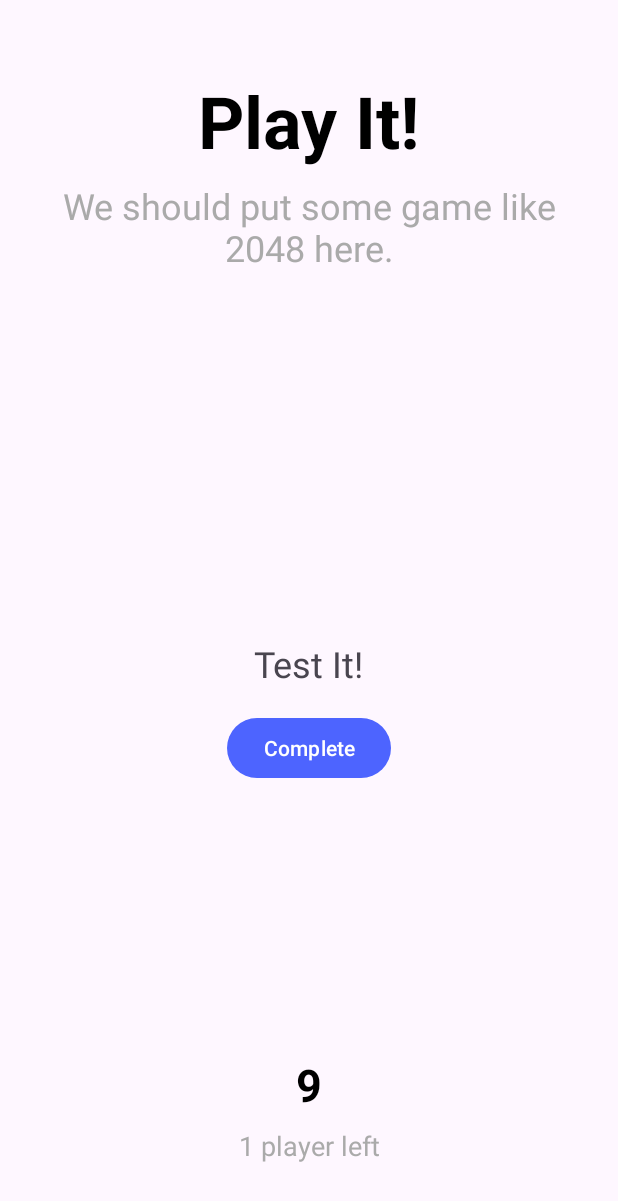
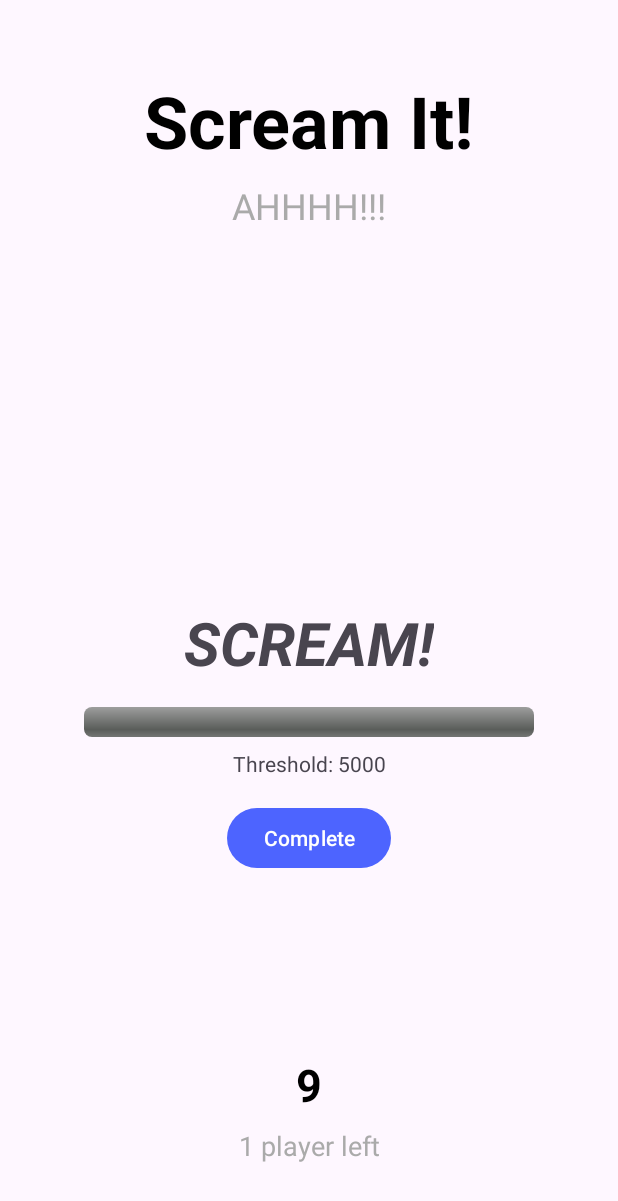
Before and after one commit to thatcherclough/Boppin-It, an Android app: the GameplayActivity screen opened directly, with no data from a screen before it, after a tap on "Complete", on a phone screen of 412 x 824 dp. Shown: the top 1201 px of the screen. Run offline under Robolectric (Android 15) with nearby library versions, the phone set to English and light mode, and no system bars; our stand-ins replace Room's generated code.

Commit message:
added logic to prevent duplicates in solo play and scream it v1

```diff
--- a/app/src/main/java/com/cs407/boppinit/GameplayActivity.kt
+++ b/app/src/main/java/com/cs407/boppinit/GameplayActivity.kt
@@ -45,7 +45,8 @@ class GameplayActivity : AppCompatActivity() {
         playersLeft = numPlayers
         coop = intent.getStringExtra(GameProps.GAME_MODE.name) == GameMode.COOP.name
 
-        updateActivity(BopItActivityRepository.getRandomActivity())
+        val gameMode = if (coop) GameMode.COOP else GameMode.SOLO
+        updateActivity(BopItActivityRepository.getRandomActivity(gameMode))
         updatePlayersLeft(playersLeft)
     }
 
@@ -100,7 +101,8 @@ class GameplayActivity : AppCompatActivity() {
 
     private fun handleTimeUp() {
         if (currentActivity == PassItActivity) {
-            updateActivity(BopItActivityRepository.getRandomActivity())
+            val gameMode = if (coop) GameMode.COOP else GameMode.SOLO
+            updateActivity(BopItActivityRepository.getRandomActivity(gameMode))
         } else {
             if (playersLeft <= 1) {
                 playersLeft = 0
@@ -121,8 +123,6 @@ class GameplayActivity : AppCompatActivity() {
 
                     updateActivity(gameOverActivityInstance)
                 }
-
-
             } else {
                 updateActivity(EliminatedActivity)
             }
@@ -136,16 +136,17 @@ class GameplayActivity : AppCompatActivity() {
 
     private fun handleActivityComplete() {
         currentTimer?.cancel()
+        val gameMode = if (coop) GameMode.COOP else GameMode.SOLO
         if (currentActivity == EliminatedActivity) {
             playersLeft--
             updatePlayersLeft(playersLeft)
-            updateActivity(BopItActivityRepository.getRandomActivity())
+            updateActivity(BopItActivityRepository.getRandomActivity(gameMode))
         } else if (coop) {
             updateScore()
             updateActivity(PassItActivity)
         } else {
             updateScore()
-            updateActivity(BopItActivityRepository.getRandomActivity())
+            updateActivity(BopItActivityRepository.getRandomActivity(gameMode))
         }
     }
 
--- a/app/src/main/java/com/cs407/boppinit/activities/ScreamItActivity.kt
+++ b/app/src/main/java/com/cs407/boppinit/activities/ScreamItActivity.kt
@@ -1,6 +1,10 @@
 package com.cs407.boppinit.activities
 
+import android.media.MediaRecorder
 import android.os.Bundle
+import android.os.Handler
+import android.os.Looper
+import android.util.Log
 import android.view.LayoutInflater
 import android.view.View
 import android.view.ViewGroup
@@ -15,6 +19,11 @@ class ScreamItActivityView(
 ) : Fragment(), BopItActivityView {
     private var _binding: FragmentScreamItBinding? = null
     private val binding get() = _binding!!
+    private var mediaRecorder: MediaRecorder? = null
+    private val handler = Handler(Looper.getMainLooper())
+    private val threshold = 5000 // Adjust this based on testing
+    private var calibrationPeriod = 2000L // 2 seconds
+    private var startTime = 0L
 
     override fun onCreateView(
         inflater: LayoutInflater,
@@ -34,6 +43,7 @@ class ScreamItActivityView(
     override fun onDestroyView() {
         super.onDestroyView()
         _binding = null
+        stopActivity()
     }
 
     override fun initializeView() {
@@ -43,10 +53,59 @@ class ScreamItActivityView(
     }
 
     override fun startActivity() {
-        // Nothing needed - just waiting for button click
+        startMicrophone()
+        handler.postDelayed(checkVolumeRunnable, 100)
     }
 
     override fun stopActivity() {
-        // Nothing needed to clean up
+        stopMicrophone()
+        handler.removeCallbacks(checkVolumeRunnable)
+    }
+
+    private fun startMicrophone() {
+        try {
+            mediaRecorder = MediaRecorder().apply {
+                setAudioSource(MediaRecorder.AudioSource.MIC)
+                setOutputFormat(MediaRecorder.OutputFormat.THREE_GPP)
+                setAudioEncoder(MediaRecorder.AudioEncoder.AMR_NB)
+                setOutputFile("/dev/null")
+                prepare()
+                start()
+            }
+            startTime = System.currentTimeMillis()
+        } catch (e: Exception) {
+            Log.e("ScreamItActivityView", "Error starting MediaRecorder", e)
+        }
+    }
+
+    private fun stopMicrophone() {
+        try {
+            mediaRecorder?.apply {
+                stop()
+                release()
+            }
+        } catch (e: Exception) {
+            Log.e("ScreamItActivityView", "Error stopping MediaRecorder", e)
+        } finally {
+            mediaRecorder = null
+        }
+    }
+
+    private val checkVolumeRunnable = object : Runnable {
+        override fun run() {
+            mediaRecorder?.let {
+                val elapsedTime = System.currentTimeMillis() - startTime
+                if (elapsedTime > calibrationPeriod) {
+                    val maxAmplitude = it.maxAmplitude
+                    binding.volumeProgressBar.progress = maxAmplitude
+                    binding.thresholdText.text = "Current Amplitude: $maxAmplitude"
+                    if (maxAmplitude > threshold) {
+                        onComplete()
+                        return
+                    }
+                }
+                handler.postDelayed(this, 100)
+            }
+        }
     }
 }
--- a/app/src/main/java/com/cs407/boppinit/activities/standard/AllActivities.kt
+++ b/app/src/main/java/com/cs407/boppinit/activities/standard/AllActivities.kt
@@ -174,5 +174,37 @@ object BopItActivityRepository {
         )
     )
 
-    fun getRandomActivity(): BopItActivity = activities.random()
+    private var lastActivity: BopItActivity? = null
+
+    fun getRandomActivity(gameMode: GameMode): BopItActivity {
+        var newActivity: BopItActivity
+        if (gameMode == GameMode.SOLO) {
+            do {
+                newActivity = activities.random()
+            } while (newActivity == lastActivity)
+        } else {
+            newActivity = activities.random()
+        }
+        lastActivity = newActivity
+        return newActivity
+    }
+
+
+    // Hardcode to scream it or whatever other activity you want to test
+//    fun getRandomActivity(): BopItActivity {
+//        // Hardcode to return the "Scream It!" activity
+//        val screamItActivity = activities.find { it.title == "Scream It!" }
+//        if (screamItActivity != null) {
+//            return screamItActivity
+//        }
+//
+//        var newActivity: BopItActivity
+//        do {
+//            newActivity = activities.random()
+//        } while (newActivity == lastActivity)
+//        lastActivity = newActivity
+//        return newActivity
+//    }
+
+
 }
--- a/app/src/main/res/layout/fragment_scream_it.xml
+++ b/app/src/main/res/layout/fragment_scream_it.xml
@@ -8,12 +8,34 @@
         android:id="@+id/testText"
         android:layout_width="wrap_content"
         android:layout_height="wrap_content"
-        android:text="Test It!"
-        android:textSize="24sp"
+        android:text="SCREAM!"
+        android:textSize="40sp"
+        android:textStyle="bold|italic"
         app:layout_constraintBottom_toBottomOf="parent"
         app:layout_constraintEnd_toEndOf="parent"
         app:layout_constraintStart_toStartOf="parent"
         app:layout_constraintTop_toTopOf="parent" />
+
+    <ProgressBar
+        android:id="@+id/volumeProgressBar"
+        style="@android:style/Widget.ProgressBar.Horizontal"
+        android:layout_width="300dp"
+        android:layout_height="wrap_content"
+        android:layout_marginTop="16dp"
+        android:max="32767"
+        app:layout_constraintEnd_toEndOf="parent"
+        app:layout_constraintStart_toStartOf="parent"
+        app:layout_constraintTop_toBottomOf="@id/testText" />
+
+    <TextView
+        android:id="@+id/thresholdText"
+        android:layout_width="wrap_content"
+        android:layout_height="wrap_content"
+        android:text="Threshold: 5000"
+        app:layout_constraintTop_toBottomOf="@id/volumeProgressBar"
+        app:layout_constraintStart_toStartOf="parent"
+        app:layout_constraintEnd_toEndOf="parent"
+        android:layout_marginTop="8dp" />
 
     <Button
         android:id="@+id/btnComplete"
@@ -21,7 +43,7 @@
         android:layout_height="wrap_content"
         android:text="Complete"
         android:layout_marginTop="16dp"
-        app:layout_constraintTop_toBottomOf="@id/testText"
+        app:layout_constraintTop_toBottomOf="@id/thresholdText"
         app:layout_constraintStart_toStartOf="parent"
         app:layout_constraintEnd_toEndOf="parent" />
 
```
